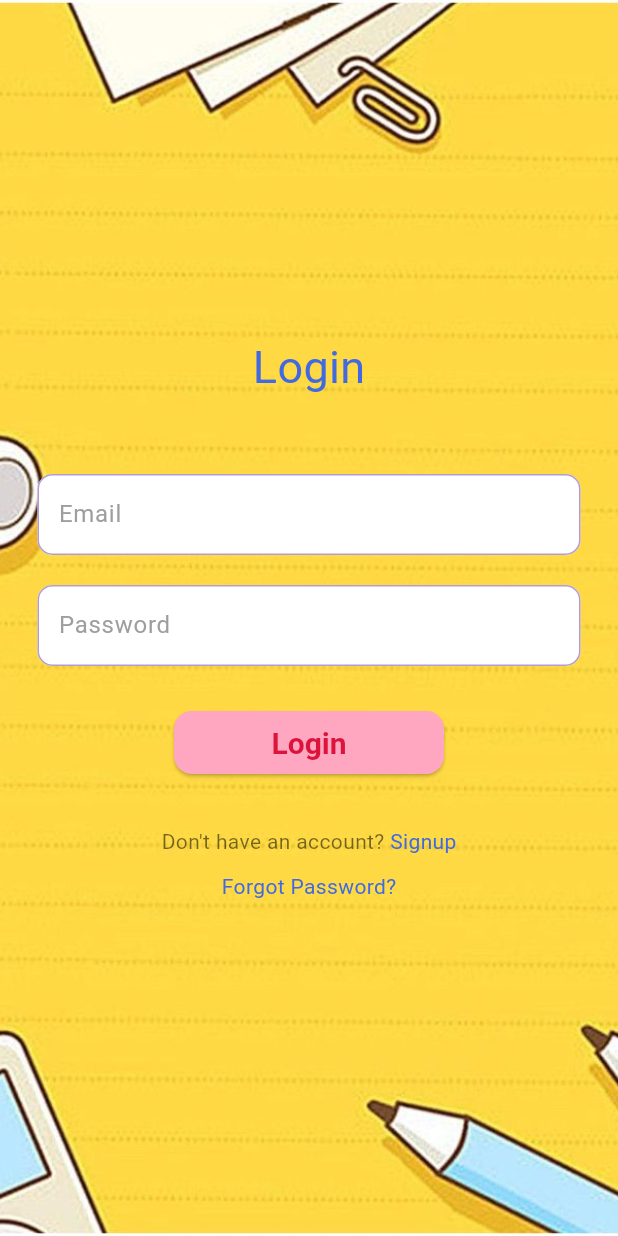
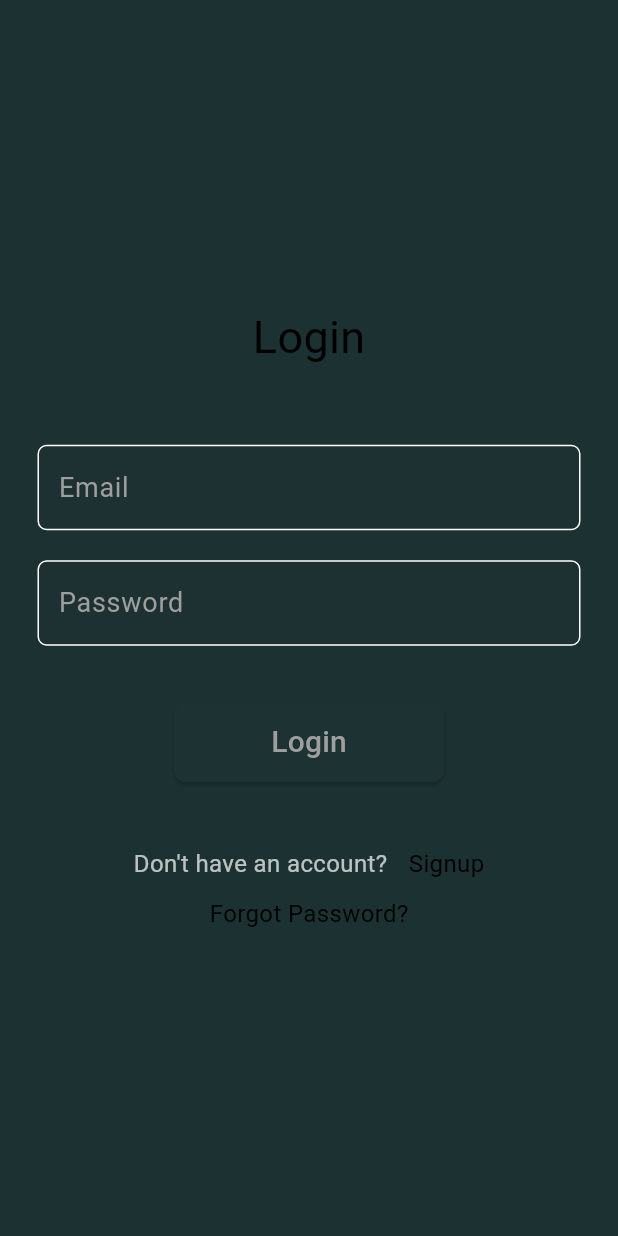
Before and after one commit to GRUMPY-TUCKER/augmentrix, a Flutter app: the screen it shows after launch, item 5 of the bottom bar chosen, after a tap on "Login", on a phone screen of 412 x 824 dp. Run offline on Flutter 3.47's test engine with Material 3 defaults, Android fonts, the light colour scheme and no system bars; our stand-ins replace get, google_fonts; Roboto replaces fonts that are missing (Acme).

Commit message:
Changed the screens and background

```diff
--- a/lib/globalComponents/button.component.dart
+++ b/lib/globalComponents/button.component.dart
@@ -9,9 +9,10 @@ class CustomButton extends StatelessWidget {
 
   @override
   Widget build(BuildContext context) {
-    return SizedBox(
+    return Padding(
+      padding: const EdgeInsets.all(8.0),
+      child: SizedBox(
           width: 180,
-        height: 42,
           child: ElevatedButton(
               style: ButtonStyle(
                 backgroundColor: WidgetStateProperty.all(Theme.of(context).colorScheme.primaryFixedDim),
@@ -20,6 +21,7 @@ class CustomButton extends StatelessWidget {
               child: Text(
                 label,
                 style: GoogleFonts.acme(fontSize: 20, color: context.theme.primaryColorLight),
-            )));
+              ))),
+    );
   }
 }
--- a/lib/main.dart
+++ b/lib/main.dart
@@ -17,7 +17,7 @@ class MyApp extends StatelessWidget {
     return GetMaterialApp(
       debugShowCheckedModeBanner: false,
       title: 'Augmaze',
-      theme: BubblegumTheme.lightTheme,
+      theme: AppTheme.theme,
       home: MainScreen(),
     );
   }
--- a/lib/screens/chatPage/view/chatPage.view.dart
+++ b/lib/screens/chatPage/view/chatPage.view.dart
@@ -7,18 +7,22 @@ class ChatPage extends StatelessWidget {
   @override
   Widget build(BuildContext context) {
     return Scaffold(
+      appBar: AppBar(
+        title: Text("Chat", style: GoogleFonts.acme(fontSize: 30),),
+        centerTitle: true,
+      ),
         body: Container(
           width: double.infinity,
           decoration: BoxDecoration(
             image: DecorationImage(
-              image: AssetImage(AssetsUtil.getBackgroundCommonImage()),
+              image: AssetImage(AssetsUtil.getBackgroundCommonImage1()),
               fit: BoxFit.cover,
             ),
           ),
           child: Column(
               children: [
                 SizedBox(height: 70,),
-                Text("Chat", style: GoogleFonts.acme(fontSize: 35, color: Colors.black),),
+                //Text("Chat", style: GoogleFonts.acme(fontSize: 35, color: Colors.black),),
                 SizedBox(height: 250,),
                 Center(child: Text("Chat Page Content", style: GoogleFonts.abel(fontWeight: FontWeight.bold),),),
               ]
--- a/lib/screens/explorePage/view/explorePage.view.dart
+++ b/lib/screens/explorePage/view/explorePage.view.dart
@@ -7,18 +7,22 @@ class ExplorePage extends StatelessWidget {
   @override
   Widget build(BuildContext context) {
     return Scaffold(
+      appBar: AppBar(
+        title: Text("Explore", style: GoogleFonts.acme(fontSize: 30),),
+        centerTitle: true,
+      ),
       body: Container(
         width: double.infinity,
         decoration: BoxDecoration(
           image: DecorationImage(
-            image: AssetImage(AssetsUtil.getBackgroundCommonImage()),
+            image: AssetImage(AssetsUtil.getBackgroundCommonImage1()),
             fit: BoxFit.cover,
           ),
         ),
         child: Column(
             children: [
               SizedBox(height: 70,),
-              Text("Explore", style: GoogleFonts.acme(fontSize: 35, color: Colors.black),),
+              //Text("Explore", style: GoogleFonts.acme(fontSize: 35, color: Colors.black),),
               SizedBox(height: 250,),
               Center(child: Text("Explore Page Content", style: GoogleFonts.abel(fontWeight: FontWeight.bold),),),
             ]
--- a/lib/screens/home/view/homePage.view.dart
+++ b/lib/screens/home/view/homePage.view.dart
@@ -10,17 +10,21 @@ class HomePage extends StatelessWidget {
     String userName = "User"; // Replace with actual user data
 
     return Scaffold(
+      appBar: AppBar(
+        title: Text("Home", style: GoogleFonts.acme(fontSize: 30),),
+        centerTitle: true,
+      ),
       body: Container(
         width: double.infinity,
         decoration: BoxDecoration(
-          image: DecorationImage(image: AssetImage(AssetsUtil.getBackgroundCommonImage()), fit: BoxFit.cover),
+          image: DecorationImage(image: AssetImage(AssetsUtil.getBackgroundCommonImage1()), fit: BoxFit.cover),
         ),
         child: Padding(
           padding: const EdgeInsets.all(16.0),
           child: Column(
             children: [
               SizedBox(height: 50,),
-              Text('Community', style: GoogleFonts.acme(fontSize: 35,color: Colors.black),textAlign: TextAlign.center,),
+              //Text('Community', style: GoogleFonts.acme(fontSize: 35,color: Colors.black),textAlign: TextAlign.center,),
               SizedBox(height: 30,),
               TextField(
                 decoration: InputDecoration(
@@ -47,8 +51,8 @@ class HomePage extends StatelessWidget {
                       color: Colors.white,
                       margin: EdgeInsets.symmetric(vertical: 8.0),
                       child: ListTile(
-                        title: Text('Post ${index + 1}', style: GoogleFonts.abel(fontWeight: FontWeight.bold),),
-                        subtitle: Text('This is a community post description.', style: GoogleFonts.abel(),),
+                        title: Text('Post ${index + 1}', style: GoogleFonts.abel(fontWeight: FontWeight.bold, color: Colors.black),),
+                        subtitle: Text('This is a community post description.', style: GoogleFonts.abel(color: Colors.black),),
                         trailing: Icon(Icons.comment),
                       ),
                     );
--- a/lib/screens/login/view/login.view.dart
+++ b/lib/screens/login/view/login.view.dart
@@ -25,15 +25,7 @@ class _LoginViewState extends State<LoginView> {
   @override
   Widget build(BuildContext context) {
     return Scaffold(
-      body: Container(
-        width: double.infinity,
-        decoration: BoxDecoration(
-          image: DecorationImage(
-            image: AssetImage(AssetsUtil.getLoginImage()),
-            fit: BoxFit.cover, // Ensures the image fills the background properly
-          ),
-        ),
-        child: Padding(
+      body: Padding(
         padding: const EdgeInsets.symmetric(horizontal: 25),
         child: Column(
           children: [
@@ -65,6 +57,7 @@ class _LoginViewState extends State<LoginView> {
               mainAxisAlignment: MainAxisAlignment.center,
               children: [
                 Text("Don't have an account? ", style: GoogleFonts.acme()),
+                SizedBox(width: 10,),
                 InkWell(
                   onTap: () => loginController.goToSignup(),
                   child: Text(
@@ -86,7 +79,6 @@ class _LoginViewState extends State<LoginView> {
           ],
         ),
       ),
-      ),
     );
   }
 }
--- a/lib/screens/profilePage/view/profilePage.view.dart
+++ b/lib/screens/profilePage/view/profilePage.view.dart
@@ -12,18 +12,23 @@ class ProfilePage extends StatelessWidget {
   @override
   Widget build(BuildContext context) {
     return Scaffold(
+      appBar: AppBar(
+        title: Text("Profile Page", style: GoogleFonts.acme(fontSize: 30),),
+        centerTitle: true,
+      ),
         body: Container(
           width: double.infinity,
           decoration: BoxDecoration(
             image: DecorationImage(
-              image: AssetImage(AssetsUtil.getBackgroundCommonImage()),
+              image: AssetImage(AssetsUtil.getBackgroundCommonImage1()),
               fit: BoxFit.cover,
             ),
           ),
+          child: Center(
             child: Column(
                 children: [
                   SizedBox(height: 70,),
-                Text("Profile", style: GoogleFonts.acme(fontSize: 35, color: Colors.black),),
+                  //Text("Profile", style: GoogleFonts.acme(fontSize: 35, color: Colors.black),),
                   SizedBox(height: 200,),
                   CustomButton(label: "Login", onPressed: ()=>RoutesUtil.to(()=>LoginView()),),
                   SizedBox(height: 20,),
@@ -32,6 +37,7 @@ class ProfilePage extends StatelessWidget {
                   CustomButton(label: "SignUp", onPressed: ()=>RoutesUtil.to(()=>SignUpView()),)
                 ]
             ),
+          ),
         )
     );
   }
--- a/lib/screens/settingsPage/view/settingsPage.view.dart
+++ b/lib/screens/settingsPage/view/settingsPage.view.dart
@@ -8,18 +8,22 @@ class SettingsPage extends StatelessWidget {
   @override
   Widget build(BuildContext context) {
     return Scaffold(
+      appBar: AppBar(
+        title: Text("Settings", style: GoogleFonts.acme(fontSize: 30),),
+        centerTitle: true,
+      ),
         body: Container(
           width: double.infinity,
           decoration: BoxDecoration(
             image: DecorationImage(
-              image: AssetImage(AssetsUtil.getBackgroundCommonImage()),
+              image: AssetImage(AssetsUtil.getBackgroundCommonImage1()),
               fit: BoxFit.cover,
             ),
           ),
           child: Column(
               children: [
                 SizedBox(height: 70,),
-                Text("Settings", style: GoogleFonts.acme(fontSize: 35, color: Colors.black),),
+                //Text("Settings", style: GoogleFonts.acme(fontSize: 35, color: Colors.black),),
                 SizedBox(height: 250,),
                 Center(child: Text("Settings Page Content", style: GoogleFonts.abel(fontWeight: FontWeight.bold),),),
               ]
--- a/lib/screens/signUp/view/signUp.view.dart
+++ b/lib/screens/signUp/view/signUp.view.dart
@@ -24,7 +24,7 @@ class _SignUpViewState extends State<SignUpView> {
       body: Container(
         width: double.infinity,
         decoration: BoxDecoration(
-          image: DecorationImage(image: AssetImage(AssetsUtil.getSignUpImage(),), fit: BoxFit.cover)
+          image: DecorationImage(image: AssetImage(AssetsUtil.getBackgroundCommonImage1(),), fit: BoxFit.cover)
         ),
         child: Padding(
           padding: const EdgeInsets.all(16.0),
--- a/lib/utils/assets.util.dart
+++ b/lib/utils/assets.util.dart
@@ -2,5 +2,7 @@ class AssetsUtil{
   static getLoginImage()=>"assets/images/loginPage.jpg";
   static getForgotPasswordImage()=>"assets/images/forgotPassword.jpg";
   static getSignUpImage()=>"assets/images/signUp.jpg";
-  static getBackgroundCommonImage()=>"assets/images/backgroundCommon.jpg";
+  static getBackgroundCommonImage1()=>"assets/images/Live Wallpaper.jpg";
+  static getBackgroundCommonImage2()=>"assets/images/Neon Wallpaper.jpg";
+  static getBackgroundCommonImage3()=>"assets/images/Matrix.jpg";
 }
--- a/lib/utils/theme.utils.dart
+++ b/lib/utils/theme.utils.dart
@@ -1,60 +1,40 @@
 import 'package:flutter/material.dart';
 
-class BubblegumTheme {
-  static ThemeData lightTheme = ThemeData(
-    brightness: Brightness.light,
-    primaryColor: Color(0xFFFFB6C1), // Bubblegum Pink
-    scaffoldBackgroundColor: Color(0xFFA7C7E7), // Soft Baby Blue
-    primaryColorDark:Color(0xFF4169E1),
-    primaryColorLight: Color(0xFFDC143C),
-    colorScheme: ColorScheme.light(
-      primary: Color(0xFFFFB6C1), // Bubblegum Pink
-      secondary: Color(0xFFB19CD9), // Baby Blue
-      surface: Color(0xFFFFE4E1), // Soft Peach Red
-      primaryFixed: Color(0xFF98FF98),
-      primaryFixedDim: 	Color(0xFFFFA6C1)
-    ),
-    appBarTheme: AppBarTheme(
-      backgroundColor: Color(0xFFFFB6C1),
-      titleTextStyle: TextStyle(
-        color: Colors.white,
-        fontSize: 22,
-        fontWeight: FontWeight.bold,
-      ),
-      iconTheme: IconThemeData(color: Colors.white),
+class AppTheme {
+  static ThemeData get theme {
+    return ThemeData(
+      primaryColor: Color(0xFF1D3233), // Primary color
+      scaffoldBackgroundColor: Color(0xFF1C3132), // Background color
+      colorScheme: ColorScheme.dark(
+        primary: Color(0xFF1D3233),
+        secondary: Color(0xFF869DA3), // Accent color
       ),
       textTheme: TextTheme(
-      displayLarge: TextStyle(fontSize: 32, fontWeight: FontWeight.bold, color: Color(0xFFB19CD9)), // Lavender
-      titleLarge: TextStyle(fontSize: 20, fontWeight: FontWeight.w600, color: Colors.black),
-      bodyLarge: TextStyle(fontSize: 16, color: Colors.black87),
-      bodyMedium: TextStyle(fontSize: 14, color: Colors.black54),
-    ),
-    buttonTheme: ButtonThemeData(
-      buttonColor: Color(0xFFFFE4E1), // Peach Red
-      shape: RoundedRectangleBorder(borderRadius: BorderRadius.circular(12)),
+        bodyLarge: TextStyle(color: Colors.white, fontSize: 18),
+        bodyMedium: TextStyle(color: Colors.white70, fontSize: 16),
+        titleLarge: TextStyle(color: Colors.white, fontSize: 22, fontWeight: FontWeight.bold),
       ),
       elevatedButtonTheme: ElevatedButtonThemeData(
         style: ElevatedButton.styleFrom(
-        backgroundColor: Color(0xFFFFE4E1),
-        shape: RoundedRectangleBorder(borderRadius: BorderRadius.circular(12)),
-        textStyle: TextStyle(fontSize: 16, fontWeight: FontWeight.bold, color: Colors.white),
+          backgroundColor: Color(0xFF869DA3), // Button color
+          foregroundColor: Colors.black,
+          padding: EdgeInsets.symmetric(horizontal: 24, vertical: 12),
+          shape: RoundedRectangleBorder(borderRadius: BorderRadius.circular(8)),
         ),
       ),
       inputDecorationTheme: InputDecorationTheme(
         filled: true,
-      fillColor: Colors.white,
+        fillColor: Color(0xFF1D3132),
         border: OutlineInputBorder(
-        borderRadius: BorderRadius.circular(10),
-        borderSide: BorderSide(color: Color(0xFFB19CD9)), // Lavender Border
-      ),
-      enabledBorder: OutlineInputBorder(
-        borderRadius: BorderRadius.circular(10),
-        borderSide: BorderSide(color: Color(0xFFB19CD9)),
+          borderRadius: BorderRadius.circular(8),
+          borderSide: BorderSide(color: Color(0xFF869DA3)),
         ),
         focusedBorder: OutlineInputBorder(
-        borderRadius: BorderRadius.circular(10),
-        borderSide: BorderSide(color: Color(0xFFFFB6C1), width: 2), // Bubblegum Pink Focus
+          borderRadius: BorderRadius.circular(8),
+          borderSide: BorderSide(color: Color(0xFF869DA3), width: 2),
         ),
+        hintStyle: TextStyle(color: Colors.white70),
       ),
     );
   }
+}
```
Also changed, not shown: assets/images/Live Wallpaper.jpg (added), assets/images/Matrix.jpg (added), assets/images/Neon Wallpaper.jpg (added). Lines whose indentation alone changed are shown as unchanged.
